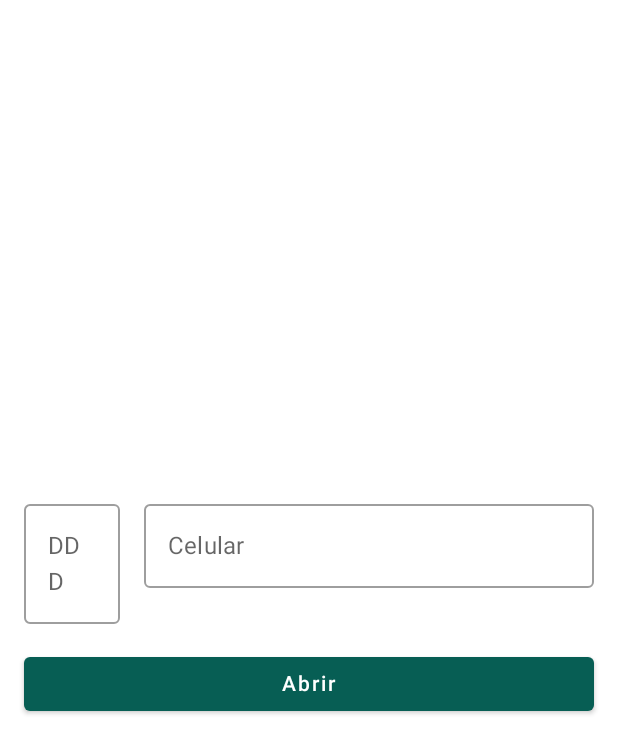
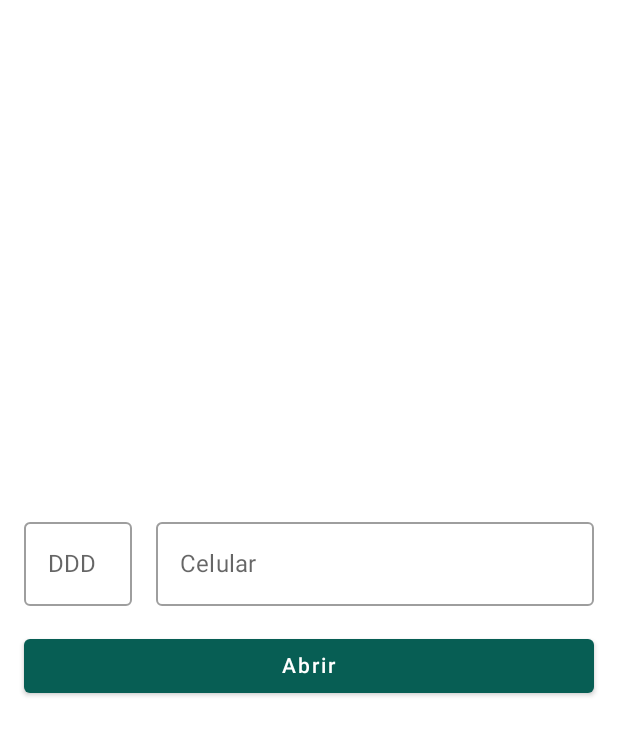
Before and after one commit to diegolucasoliver/whatsappLink, an Android app built with Jetpack Compose: the screen it shows after launch (MainActivity), on a phone screen of 412 x 824 dp. Shown: the top 754 px of the screen. Run offline under Robolectric (Android 15) with nearby library versions, the phone set to English and light mode, and no system bars.

Commit message:
adjusted ddd field width

```diff
--- a/app/src/main/java/com/lekrom/whatsapplink/FormScreen.kt
+++ b/app/src/main/java/com/lekrom/whatsapplink/FormScreen.kt
@@ -35,7 +35,7 @@ fun FormScreen(
                 hint = stringResource(R.string.ddd),
                 modifier = Modifier
                     .padding(horizontal = 16.dp)
-                    .width(64.dp),
+                    .width(72.dp),
                 maxChar = 2,
                 value = ddd
             ) { ddd = it }
```
